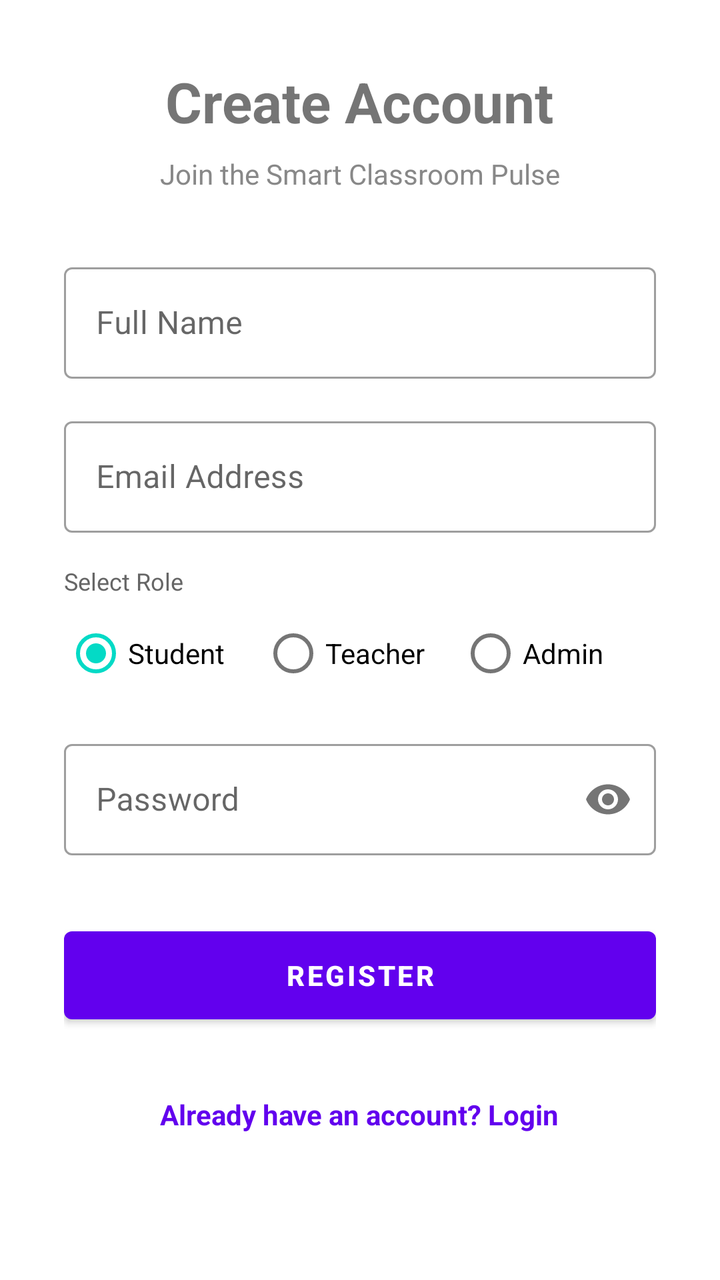
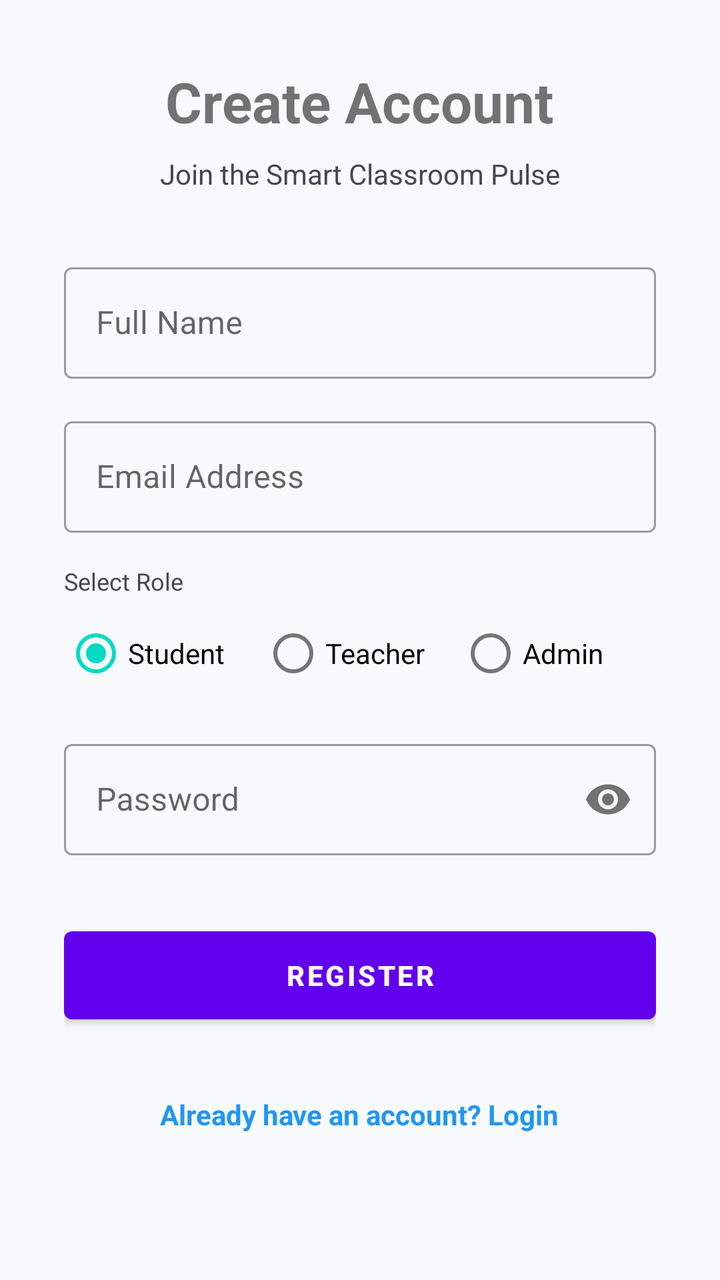

Screens rendered from an Android XML layout before and after an edit, with the pre-edit source and the edit as a unified diff.
<!-- AndroidManifest.xml: activity theme AppTheme.NoActionBar -->
<!-- res/layout/activity_signup.xml -->
<?xml version="1.0" encoding="utf-8"?>
<ScrollView xmlns:android="http://schemas.android.com/apk/res/android"
    xmlns:app="http://schemas.android.com/apk/res-auto"
    android:layout_width="match_parent"
    android:layout_height="match_parent"
    android:fillViewport="true"
    android:background="?android:attr/windowBackground">

    <LinearLayout
        android:layout_width="match_parent"
        android:layout_height="wrap_content"
        android:gravity="center_horizontal"
        android:orientation="vertical"
        android:padding="32dp">

        <TextView
            android:layout_width="wrap_content"
            android:layout_height="wrap_content"
            android:text="Create Account"
            android:textSize="28sp"
            android:textStyle="bold"
            android:layout_marginBottom="8dp" />

        <TextView
            android:layout_width="wrap_content"
            android:layout_height="wrap_content"
            android:text="Join the Smart Classroom Pulse"
            android:textColor="#888888"
            android:layout_marginBottom="32dp" />

        <com.google.android.material.textfield.TextInputLayout
            android:layout_width="match_parent"
            android:layout_height="wrap_content"
            android:hint="Full Name"
            style="@style/Widget.MaterialComponents.TextInputLayout.OutlinedBox">
            <com.google.android.material.textfield.TextInputEditText
                android:id="@+id/signupName"
                android:layout_width="match_parent"
                android:layout_height="wrap_content"
                android:inputType="textPersonName" />
        </com.google.android.material.textfield.TextInputLayout>

        <com.google.android.material.textfield.TextInputLayout
            android:layout_width="match_parent"
            android:layout_height="wrap_content"
            android:hint="Email Address"
            android:layout_marginTop="16dp"
            style="@style/Widget.MaterialComponents.TextInputLayout.OutlinedBox">
            <com.google.android.material.textfield.TextInputEditText
                android:id="@+id/signupEmail"
                android:layout_width="match_parent"
                android:layout_height="wrap_content"
                android:inputType="textEmailAddress" />
        </com.google.android.material.textfield.TextInputLayout>

        <TextView
            android:layout_width="match_parent"
            android:layout_height="wrap_content"
            android:text="Select Role"
            android:layout_marginTop="16dp"
            android:textSize="12sp"
            android:textColor="#666666" />

        <RadioGroup
            android:id="@+id/roleGroup"
            android:layout_width="match_parent"
            android:layout_height="wrap_content"
            android:orientation="horizontal"
            android:layout_marginTop="4dp">
            <RadioButton
                android:id="@+id/radioStudent"
                android:layout_width="0dp"
                android:layout_height="wrap_content"
                android:layout_weight="1"
                android:text="Student"
                android:checked="true" />
            <RadioButton
                android:id="@+id/radioTeacher"
                android:layout_width="0dp"
                android:layout_height="wrap_content"
                android:layout_weight="1"
                android:text="Teacher" />
            <RadioButton
                android:id="@+id/radioAdmin"
                android:layout_width="0dp"
                android:layout_height="wrap_content"
                android:layout_weight="1"
                android:text="Admin" />
        </RadioGroup>

        <com.google.android.material.textfield.TextInputLayout
            android:layout_width="match_parent"
            android:layout_height="wrap_content"
            android:hint="Password"
            android:layout_marginTop="16dp"
            app:passwordToggleEnabled="true"
            style="@style/Widget.MaterialComponents.TextInputLayout.OutlinedBox">
            <com.google.android.material.textfield.TextInputEditText
                android:id="@+id/signupPassword"
                android:layout_width="match_parent"
                android:layout_height="wrap_content"
                android:inputType="textPassword" />
        </com.google.android.material.textfield.TextInputLayout>

        <Button
            android:id="@+id/signupButton"
            android:layout_width="match_parent"
            android:layout_height="56dp"
            android:text="Register"
            android:layout_marginTop="32dp"
            android:textStyle="bold" />

        <TextView
            android:id="@+id/backToLogin"
            android:layout_width="wrap_content"
            android:layout_height="wrap_content"
            android:text="Already have an account? Login"
            android:textColor="@color/colorPrimary"
            android:layout_marginTop="24dp"
            android:textStyle="bold"
            android:padding="8dp" />

    </LinearLayout>
</ScrollView>
<!-- resources referenced by this layout -->
<resources>
  <color name="colorPrimary">#6200EE</color>
  <style name="AppTheme.NoActionBar" parent="Theme.MaterialComponents.DayNight.NoActionBar">
          <item name="windowActionBar">false</item>
          <item name="windowNoTitle">true</item>
      </style>
</resources>

<!-- the commit's change to res/layout/activity_signup.xml (unified diff, before → after) -->
@@ -25,7 +25,7 @@
             android:layout_width="wrap_content"
             android:layout_height="wrap_content"
             android:text="Join the Smart Classroom Pulse"
-            android:textColor="#888888"
+            android:textColor="@color/onSurfaceSecondary"
             android:layout_marginBottom="32dp" />
 
         <com.google.android.material.textfield.TextInputLayout
@@ -59,7 +59,7 @@
             android:text="Select Role"
             android:layout_marginTop="16dp"
             android:textSize="12sp"
-            android:textColor="#666666" />
+            android:textColor="@color/onSurfaceSecondary" />
 
         <RadioGroup
             android:id="@+id/roleGroup"
@@ -87,6 +87,13 @@
                 android:layout_weight="1"
                 android:text="Admin" />
         </RadioGroup>
+
+        <Spinner
+            android:id="@+id/teacherSpinner"
+            android:layout_width="match_parent"
+            android:layout_height="wrap_content"
+            android:layout_marginTop="16dp"
+            android:visibility="gone" />
 
         <com.google.android.material.textfield.TextInputLayout
             android:layout_width="match_parent"
<!-- resource entries referenced after the edit -->
@@ -1,9 +1,12 @@
 <!-- resources referenced by this layout -->
 <resources>
-  <color name="colorPrimary">#6200EE</color>
+  <color name="colorPrimary">#2196F3</color>
+  <color name="onSurfaceSecondary">#44474E</color>
   <style name="AppTheme.NoActionBar" parent="Theme.MaterialComponents.DayNight.NoActionBar">
           <item name="windowActionBar">false</item>
           <item name="windowNoTitle">true</item>
+          <item name="android:windowBackground">@color/background</item>
       </style>
+  <color name="background">#F8F9FA</color>
 </resources>
 
